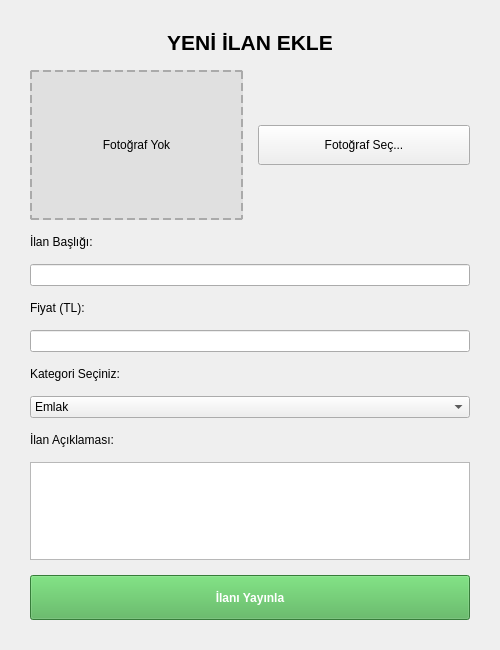
First picture: the form in ilanekle.ui, repository Online-Alim-Satim-Platformu/Online-Alim-Satim-Platformu, before the edit.
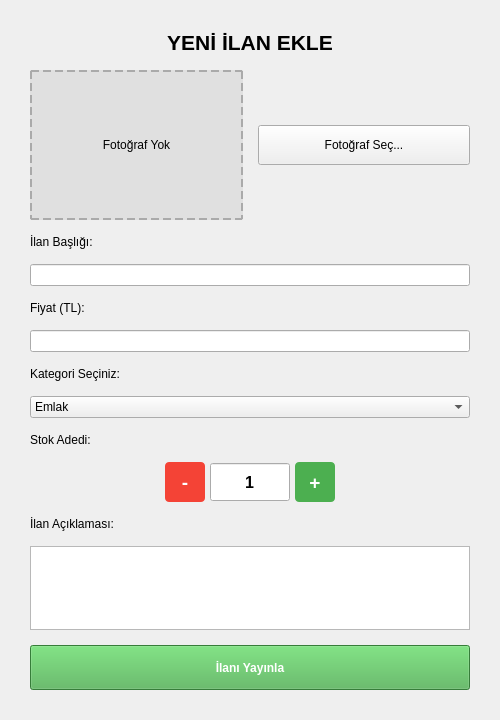
Second picture: the form after the edit.

```diff
--- a/ilanekle.ui
+++ b/ilanekle.ui
@@ -7,7 +7,7 @@
     <x>0</x>
     <y>0</y>
     <width>500</width>
-    <height>650</height>
+    <height>720</height>
    </rect>
   </property>
   <property name="windowTitle">
@@ -132,6 +132,139 @@
      </item>
     </widget>
    </item>
+   <item>
+    <widget class="QLabel" name="lblStok">
+     <property name="text">
+      <string>Stok Adedi:</string>
+     </property>
+    </widget>
+   </item>
+   <item>
+    <layout class="QHBoxLayout" name="stokLayout">
+     <property name="spacing">
+      <number>5</number>
+     </property>
+     <item>
+      <spacer name="stokSpacerSol">
+       <property name="orientation">
+        <enum>Qt::Horizontal</enum>
+       </property>
+       <property name="sizeHint" stdset="0">
+        <size>
+         <width>40</width>
+         <height>20</height>
+        </size>
+       </property>
+      </spacer>
+     </item>
+     <item>
+      <widget class="QPushButton" name="btnStokAzalt">
+       <property name="minimumSize">
+        <size>
+         <width>40</width>
+         <height>40</height>
+        </size>
+       </property>
+       <property name="maximumSize">
+        <size>
+         <width>40</width>
+         <height>40</height>
+        </size>
+       </property>
+       <property name="font">
+        <font>
+         <pointsize>14</pointsize>
+         <bold>true</bold>
+        </font>
+       </property>
+       <property name="styleSheet">
+        <string>background-color: #f44336; color: white; border-radius: 4px;</string>
+       </property>
+       <property name="text">
+        <string>-</string>
+       </property>
+      </widget>
+     </item>
+     <item>
+      <widget class="QSpinBox" name="spinStok">
+       <property name="minimumSize">
+        <size>
+         <width>80</width>
+         <height>40</height>
+        </size>
+       </property>
+       <property name="maximumSize">
+        <size>
+         <width>80</width>
+         <height>40</height>
+        </size>
+       </property>
+       <property name="font">
+        <font>
+         <pointsize>12</pointsize>
+         <bold>true</bold>
+        </font>
+       </property>
+       <property name="alignment">
+        <set>Qt::AlignCenter</set>
+       </property>
+       <property name="buttonSymbols">
+        <enum>QAbstractSpinBox::NoButtons</enum>
+       </property>
+       <property name="minimum">
+        <number>1</number>
+       </property>
+       <property name="maximum">
+        <number>9999</number>
+       </property>
+       <property name="value">
+        <number>1</number>
+       </property>
+      </widget>
+     </item>
+     <item>
+      <widget class="QPushButton" name="btnStokArttir">
+       <property name="minimumSize">
+        <size>
+         <width>40</width>
+         <height>40</height>
+        </size>
+       </property>
+       <property name="maximumSize">
+        <size>
+         <width>40</width>
+         <height>40</height>
+        </size>
+       </property>
+       <property name="font">
+        <font>
+         <pointsize>14</pointsize>
+         <bold>true</bold>
+        </font>
+       </property>
+       <property name="styleSheet">
+        <string>background-color: #4CAF50; color: white; border-radius: 4px;</string>
+       </property>
+       <property name="text">
+        <string>+</string>
+       </property>
+      </widget>
+     </item>
+     <item>
+      <spacer name="stokSpacerSag">
+       <property name="orientation">
+        <enum>Qt::Horizontal</enum>
+       </property>
+       <property name="sizeHint" stdset="0">
+        <size>
+         <width>40</width>
+         <height>20</height>
+        </size>
+       </property>
+      </spacer>
+     </item>
+    </layout>
+   </item>
    <item>
     <widget class="QLabel" name="lblAciklama">
      <property name="text">
```
